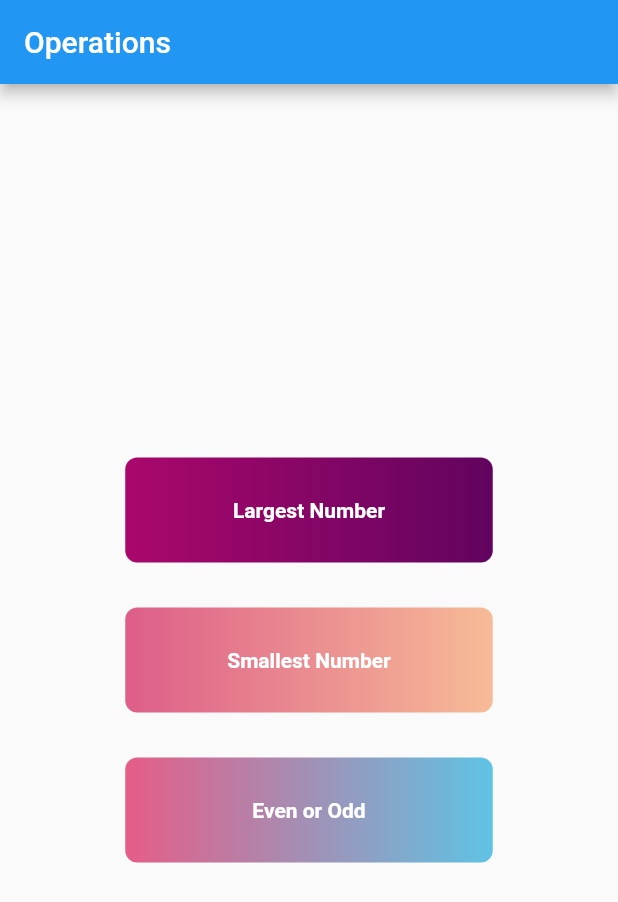
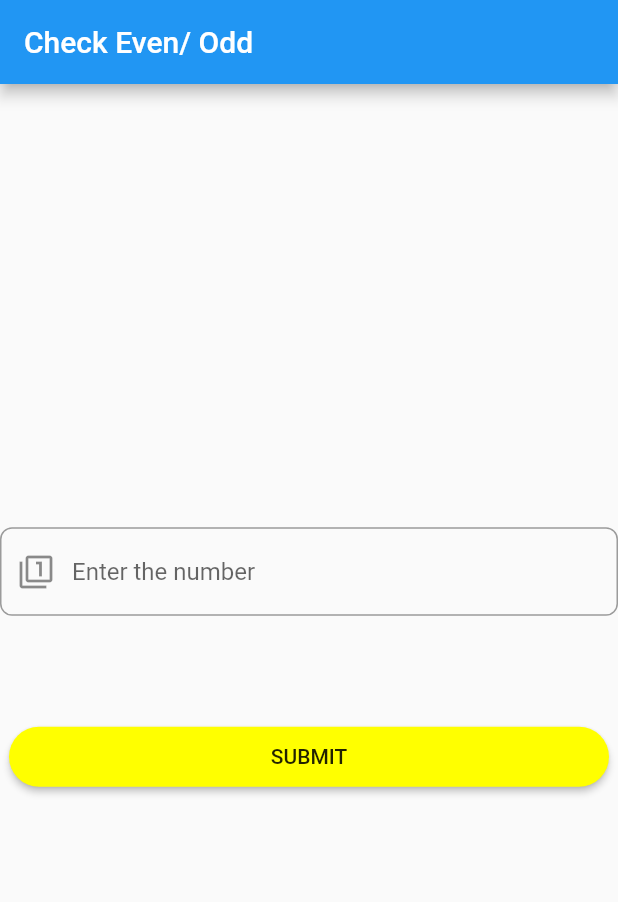
Before and after one commit to JossinAntony/Flutter-Multipages-Compare-No.s, a Flutter app: the screen it shows after launch, after a tap on "Even or Odd", on a phone screen of 412 x 824 dp. Shown: the top 902 px of the screen. Run offline on Flutter 3.47's test engine with Material 2 defaults, Android fonts, the phone set to English and light mode, and no system bars.

Commit message:
even_odd.dart full functionality created, navigation set.

```diff
--- /dev/null
+++ b/lib/pages/even_odd.dart
@@ -0,0 +1,64 @@
+
+
+import 'package:flutter/material.dart';
+
+class CheckEvenOdd extends StatelessWidget {
+
+  void _checkEvenOdd(var1){
+    if((var1 % 2) == 0){
+      print('$var1 is even');
+    }else{
+      print('$var1 is odd');
+    }
+  }
+
+  TextEditingController numCntrlr = TextEditingController();
+
+  @override
+  Widget build(BuildContext context) {
+    return MaterialApp(
+        home: Scaffold(
+            appBar: AppBar(
+              title: Text('Check Even/ Odd'),
+            ),
+            body: Container(
+              child: Column(
+                mainAxisAlignment: MainAxisAlignment.center,
+                children: <Widget>[
+                  TextField(
+                    controller: numCntrlr,
+                    decoration: InputDecoration(
+                      border: OutlineInputBorder(
+                        borderRadius: BorderRadius.circular(8.0),
+                      ),
+                      prefixIcon: Icon(Icons.filter_1),
+                      hintText: 'Enter the number',
+                    ),
+                  ),
+
+                  SizedBox(height:70),
+
+                  Container(
+                    //padding: EdgeInsets.only(left:40, right:40),
+                    child: ButtonTheme(
+                      minWidth: 400,
+                      height: 40,
+                      child: RaisedButton(
+                        onPressed: (){
+                          _checkEvenOdd(double.parse(numCntrlr.text));
+                        },
+                        shape: RoundedRectangleBorder(
+                          borderRadius: BorderRadius.circular(50),
+                        ),
+                        color: Colors.yellowAccent,
+                        child: Text('SUBMIT'),
+                      ),
+                    ),
+                  ),
+                ],
+              ),
+            )
+        )
+    );
+  }
+}
--- a/lib/pages/homepage.dart
+++ b/lib/pages/homepage.dart
@@ -1,5 +1,6 @@
 import 'package:flutter/material.dart';
 
+import 'even_odd.dart';
 import 'find.dart';
 
 class Homepage extends StatelessWidget {
@@ -46,7 +47,7 @@ class Homepage extends StatelessWidget {
                 SizedBox(height: 30),
 
                 GestureDetector(
-                  onTap: ()=> print('container tapped'),
+                    onTap: ()=> Navigator.of(context).push(MaterialPageRoute(builder: (context) => CheckEvenOdd())),
                   child: Container(
                     height: 70,
                     width: 245,
```
